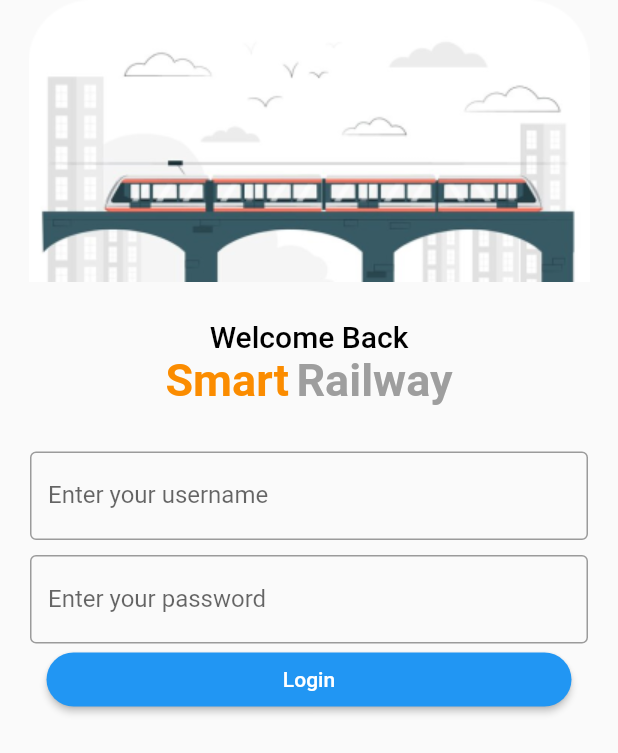
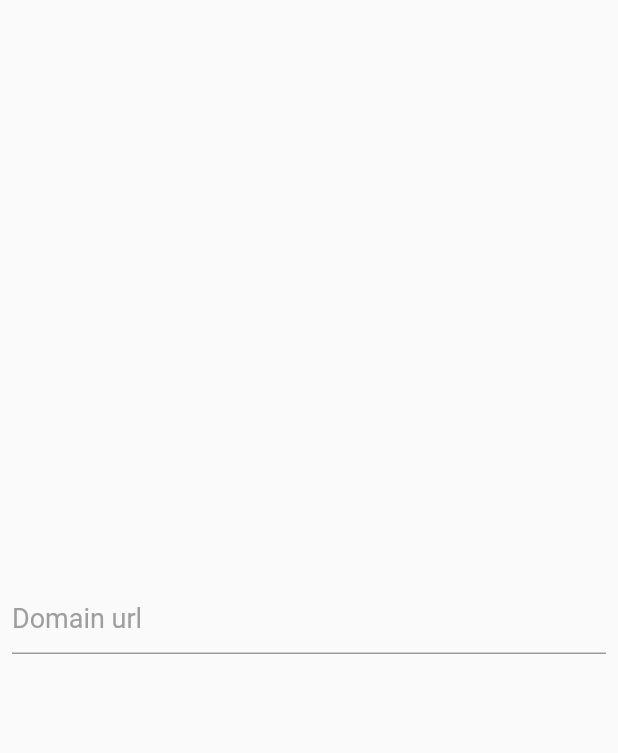
Before and after one commit to hagerk720/smart-railway, a Flutter app: the screen it shows after launch, on a phone screen of 412 x 824 dp. Shown: the top 753 px of the screen. Run offline on Flutter 3.47's test engine with Material 2 defaults, Android fonts, the phone set to English and light mode, and no system bars.

Commit message:
update from mahmoud: -add stream builder to reconnect with server every two seconds (sensor screen + id screen) -add domain screen to can change domain every time open app using provider - chnage base url from api connector to value of domain_url_provider
its it..
04-07-2022

```diff
--- a/lib/features/home_api.dart
+++ b/lib/features/home_api.dart
@@ -1,11 +1,19 @@
+import 'package:flutter/foundation.dart';
+import 'package:flutter/material.dart';
 import 'package:http/http.dart' as http;
+import 'package:provider/provider.dart';
 import 'dart:convert' as convert;
 
+import '../provider/domain_url_provider.dart';
+
 class HomeApi {
-  Future<String> login(String userName, String password) async {
-    print("login");
+  Future<String> login(String userName, String password,BuildContext context) async {
+
+    DomainUrlProvider provider = Provider.of<DomainUrlProvider>(context);
+    String baseURL = provider.url;
+
     var response = await http.post(
-      Uri.parse('http://245e-156-218-102-7.ngrok.io'),
+      Uri.parse(baseURL),
       headers: <String, String>{
         'Content-Type': 'application/json; charset=UTF-8',
       },
--- a/lib/main.dart
+++ b/lib/main.dart
@@ -1,10 +1,12 @@
 import 'package:flutter/material.dart';
 import 'package:provider/provider.dart';
+import 'package:smart_railway/provider/domain_url_provider.dart';
 import 'package:smart_railway/provider/id_provider.dart';
 import 'package:smart_railway/provider/login_provider.dart';
 import 'package:smart_railway/provider/sensors_provider.dart';
 import 'package:smart_railway/route/home.dart';
 import 'package:smart_railway/route/id.dart';
+import 'package:smart_railway/route/initial_screen.dart';
 import 'package:smart_railway/route/sensor.dart';
 
 void main() {
@@ -27,13 +29,17 @@ class MyApp extends StatelessWidget {
           ChangeNotifierProvider(
             create: (_) => SensorsProvider(),
           ),
+          ChangeNotifierProvider(
+            create: (_) => DomainUrlProvider(),
+          ),
         ],
         child: MaterialApp(
           debugShowCheckedModeBanner: false,
-          initialRoute: "/home",
+          initialRoute: "/initial",
           routes: <String, WidgetBuilder>{
             "/sensor": (context) => const Sensor(),
             "/home": (context) => const Home(),
+            "/initial": (context) => const InitialScreen(),
             "/id": (context) => Id()
           },
         ));
--- /dev/null
+++ b/lib/provider/domain_url_provider.dart
@@ -0,0 +1,11 @@
+import 'package:flutter/material.dart';
+
+class DomainUrlProvider extends ChangeNotifier{
+  String url = '';
+
+  changeUrl(String newUrl){
+    url = newUrl;
+    notifyListeners();
+  }
+
+}
--- a/lib/provider/id_provider.dart
+++ b/lib/provider/id_provider.dart
@@ -7,8 +7,8 @@ enum IdState { initial, loading, loaded, error }
 class IdProvider with ChangeNotifier {
   IdState state = IdState.initial;
   List<TrainModel>? trains;
-  gettrains() async {
-    trains = await IdApi().gettrains();
+  gettrains(BuildContext context) async {
+    trains = await IdApi().gettrains(context);
      if (trains != null) {
       state = IdState.loaded;
     } else {
--- a/lib/provider/login_provider.dart
+++ b/lib/provider/login_provider.dart
@@ -6,8 +6,8 @@ enum loginState { initial, loading, loaded, error }
 class LoginProvider with ChangeNotifier {
   loginState state = loginState.initial;
   HomeApi homeApi = HomeApi();
- void login(String userName, String password) async {
-    String msg = await homeApi.login(userName, password);
+ void login(String userName, String password,BuildContext context) async {
+    String msg = await homeApi.login(userName, password,context);
     if (msg != null) {
       state = loginState.loaded;
     } else {
--- a/lib/provider/sensors_provider.dart
+++ b/lib/provider/sensors_provider.dart
@@ -8,8 +8,8 @@ class SensorsProvider with ChangeNotifier {
   SensorsState state = SensorsState.initial;
    final SensorsApi sensorsApi = SensorsApi();
   TrainModel? train;
-  void getTrainDetails(int trainId) async {
-    train = await sensorsApi.getTrainsById(trainId);
+  void getTrainDetails(int trainId,BuildContext context) async {
+    train = await sensorsApi.getTrainsById(trainId,context);
     if (train != null) {
       state = SensorsState.loaded;
     } else {
--- /dev/null
+++ b/lib/route/initial_screen.dart
@@ -0,0 +1,50 @@
+import 'dart:ui';
+
+import 'package:flutter/material.dart';
+import 'package:provider/provider.dart';
+import 'package:smart_railway/provider/domain_url_provider.dart';
+import 'package:smart_railway/route/home.dart';
+
+class InitialScreen extends StatefulWidget {
+  const InitialScreen({Key? key}) : super(key: key);
+
+  @override
+  State<InitialScreen> createState() => _InitialScreenState();
+}
+
+class _InitialScreenState extends State<InitialScreen> {
+  TextEditingController domainController = TextEditingController();
+  @override
+  Widget build(BuildContext context) {
+    Size size = MediaQuery.of(context).size;
+    DomainUrlProvider provider  = Provider.of<DomainUrlProvider>(context);
+    return Scaffold(
+      body: SafeArea(
+        child: Container(
+          width: size.width,
+          height: size.height,
+
+          child: Center(
+            child: Padding(
+              padding: const EdgeInsets.all(8.0),
+              child: TextField(
+                controller: domainController,
+                style: TextStyle(color: Colors.black,fontSize: 18),
+                onEditingComplete: (){
+                  provider.changeUrl(domainController.text);
+                  Navigator.push(context,MaterialPageRoute(builder: (_)=>const Home()));
+                },
+                decoration: InputDecoration(
+                  hintText: 'Domain url',
+                  hintStyle: TextStyle(color: Colors.grey),
+
+                ),
+
+              ),
+            ),
+          ),
+        ),
+      ),
+    );
+  }
+}
```
Also changed, not shown: lib/features/id_api.dart (+12 -3 lines), lib/features/sensors_api.dart (+8 -2 lines), lib/route/id.dart (+37 -11 lines), lib/route/sensor.dart (+40 -9 lines), 2 other files.
